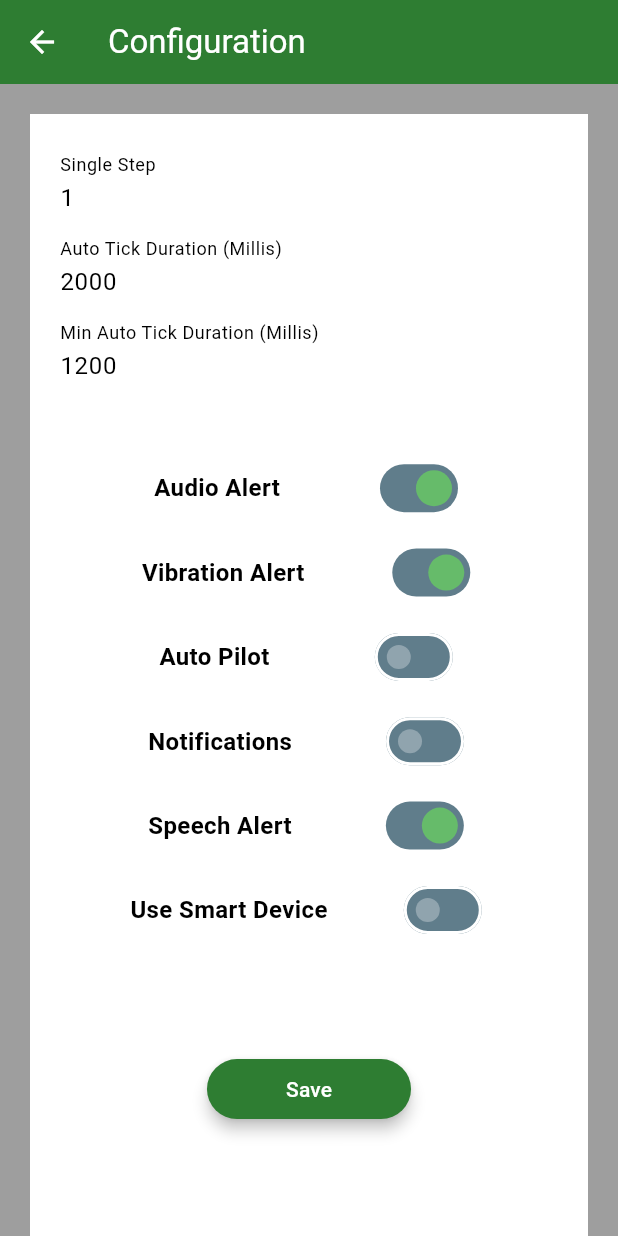
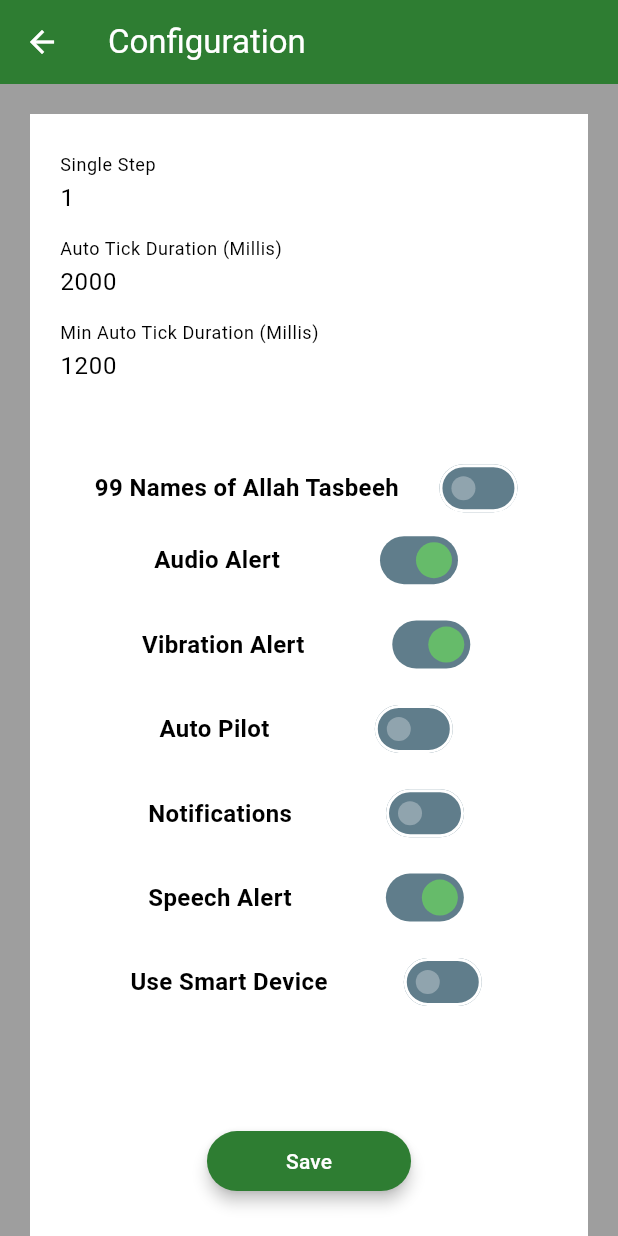
Before and after one commit to md-mujeeb-82/Tasbeeh, a Flutter app: the ConfigEditPage screen opened by its route, on a phone screen of 412 x 824 dp. Run offline on Flutter 3.47's test engine with Material 3 defaults, Android fonts, the phone set to English and light mode, and no system bars; our stand-ins replace audio_service, audioplayers, flutter_local_notifications, permission_handler, shared_preferences, vibration; missing offline and left inert: flutter_bluetooth_classic_serial, nsd, phone_state, usb_serial; accounts and stored records are empty; statements that could not run were skipped.

Commit message:
Added 99 Names of Allah Tasbeeh feature.

```diff
--- a/lib/pages/config_edit_page.dart
+++ b/lib/pages/config_edit_page.dart
@@ -31,6 +31,7 @@ class _ConfigEditPageState extends State<ConfigEditPage> {
   String? _tickDuration;
   String? _minTickDuration;
   bool _isLoading = false;
+  bool _is99Names = false;
   bool _isAudioActive = true;
   bool _isVibrateActive = true;
   bool _isSpeechActive = true;
@@ -54,6 +55,7 @@ class _ConfigEditPageState extends State<ConfigEditPage> {
     _stepController.text = data.step.toString();
     _tickDurationController.text = data.tickDuration.toString();
     _minTickDurationController.text = data.minTickDuration.toString();
+    _is99Names = data.is99Names;
     _isAudioActive = data.isAudioOn;
     _isVibrateActive = data.isVibrateOn;
     _isSpeechActive = data.isSpeechOn;
@@ -104,6 +106,8 @@ class _ConfigEditPageState extends State<ConfigEditPage> {
           _step.toString(),
           _tickDuration.toString(),
           _minTickDuration.toString(),
+          _is99Names.toString(),
+          data.currentNameIndex.toString(),
           _isAudioActive.toString(),
           _isVibrateActive.toString(),
           _isSpeechActive.toString(),
@@ -250,6 +254,29 @@ class _ConfigEditPageState extends State<ConfigEditPage> {
                         ),
                         SizedBox(
                             height: MediaQuery.of(context).size.height / 22),
+                        Row(
+                            mainAxisAlignment: MainAxisAlignment.spaceEvenly,
+                            children: [
+                              Text('99 Names of Allah Tasbeeh',
+                                  style: TextStyle(
+                                      fontSize: MediaQuery.of(context)
+                                          .textScaler
+                                          .scale(16),
+                                      fontWeight: FontWeight.bold)),
+                              Transform.scale(
+                                  scale: 1,
+                                  child: Switch(
+                                    onChanged: (value) {
+                                      _is99Names = !_is99Names;
+                                      setState(() {});
+                                    },
+                                    value: _is99Names,
+                                    activeThumbColor: Colors.green[400],
+                                    activeTrackColor: Colors.blueGrey,
+                                    inactiveThumbColor: Colors.blueGrey[300],
+                                    inactiveTrackColor: Colors.blueGrey,
+                                  )),
+                            ]),
                         Row(
                             mainAxisAlignment: MainAxisAlignment.spaceEvenly,
                             children: [
--- a/lib/providers/data.dart
+++ b/lib/providers/data.dart
@@ -14,6 +14,111 @@ import 'package:tasbeeh/util/provider_util.dart';
 import 'package:usb_serial/usb_serial.dart';
 
 class Data with ChangeNotifier {
+  // 99 Names of Allah
+  static const Allah99Names = [
+    "Ar-Rahmaan",
+    "Ar-Raheem",
+    "Al-Maalik",
+    "Al-Quddoos",
+    "As-Salaam",
+    "Al-Mu'min",
+    "Al-Muhaymin",
+    "Al-'Azeez",
+    "Al-Jabbaar",
+    "Al-Mutakabbir",
+    "Al-Khaaliq",
+    "Al-Baari'",
+    "Al-Musawwir",
+    "Al-Ghaffaar",
+    "Al-Qahhaar",
+    "Al-Wahhaab",
+    "Ar-Razzaaq",
+    "Al-Fattaah",
+    "Al-Aleem",
+    "Al-Qaabid",
+    "Al-Baasit",
+    "Al-Khaafid",
+    "Ar-Raafi'",
+    "Al-Mu'izz",
+    "Al-Mu'zill",
+    "As-Samee'",
+    "Al-Baseer",
+    "Al-Hakam",
+    "Al-Adl",
+    "Al-Lateef",
+    "Al-Khabeer",
+    "Al-Haleem",
+    "Al-Azeem",
+    "Al-Ghafoor",
+    "Ash-Shakoor",
+    "Al-'Ali",
+    "Al-Kabeer",
+    "Al-Hafeez",
+    "Al-Muqeet",
+    "Al-Haseeb",
+    "Al-Jaleel",
+    "Al-Kareem",
+    "Ar-Raqeeb",
+    "Al-Mujeeb",
+    "Al-Wasi'",
+    "Al-Hakeem",
+    "Al-Wadood",
+    "Al-Majeed",
+    "Al-Ba'ith",
+    "As-Shaheed",
+    "Al-Haqq",
+    "Al-Wakeel",
+    "Al-Qawiyy",
+    "Al-Mateen",
+    "Al-Waliyy",
+    "Al-Hameed",
+    "Al-Muhsi",
+    "Al-Mubdi",
+    "Al-Mu'eed",
+    "Al-Muh'yee",
+    "Al-Mumeet",
+    "Al-Hayyu",
+    "Al-Qayyum",
+    "Al-Waajid",
+    "Al-Maajid",
+    "Al-Waahid",
+    "Al-Ahad",
+    "As-Samad",
+    "Al-Qaadir",
+    "Al-Muqtadir",
+    "Al-Muqaddim",
+    "Al-Mu'akhkhar",
+    "Al-Awwal",
+    "Al-Aakhir",
+    "Az-Zaahir",
+    "Al-Baatin",
+    "Al-Waali",
+    "Al-Muta'ali",
+    "Al-Barr",
+    "At-Tawwaab",
+    "Al-Muntaqim",
+    "Al-'Afuw",
+    "Ar-Ra'oof",
+    "Al Malik al-Mulk",
+    "Al Dhul-Jalal wal-Ikram",
+    "Al-Muqsit",
+    "Al-Jaami'",
+    "Al-Ghani",
+    "Al-Mughni",
+    "Al-Mani'",
+    "Ad-Dhaarr",
+    "An-Naafi'",
+    "An-Noor",
+    "Al-Haadi",
+    "Al-Baadi'",
+    "Al-Baaqi",
+    "Al-Waaris",
+    "Ar-Rasheed",
+    "As-Saboor"
+  ];
+
+  static const TICK_MULTIPLIER = 2.142857142857143;
+
   // Shared Preferences KEY constants
   static const SHARED_PREFERENCES_KEY = 'TasbeehData';
   static const KEY_COUNT = 'count';
@@ -23,6 +128,8 @@ class Data with ChangeNotifier {
   static const KEY_STEP = 'step';
   static const KEY_TICK_DURATION = 'tickDuration';
   static const KEY_MIN_TICK_DURATION = 'minTickDuration';
+  static const KEY_IS_99_NAMES = "is99Names";
+  static const KEY_CURRENT_NAME_INDEX = "currentNameIndex";
   static const KEY_AUDIO_ON = 'isAudioOn';
   static const KEY_VIBRATE_ON = 'isVibrateOn';
   static const KEY_IS_SPEECH_ON = 'isSpeechOn';
@@ -50,6 +157,7 @@ class Data with ChangeNotifier {
   static const KEY_DEVICE_TICK_DURATION = 'deviceTickDuration';
   static const KEY_DEVICE_MIN_TICK_DURATION = 'deviceMinTickDuration';
   static const KEY_DEVICE_AUDIO_ON = 'deviceIsAudioOn';
+  static const KEY_DEVICE_IS_99_NAMES = 'deviceIs99Names';
   static const KEY_DEVICE_VIBRATE_ON = 'deviceIsVibrateOn';
   static const KEY_DEVICE_AUTO_PILOT_ON = 'deviceIsAutoPilotOn';
 
@@ -154,6 +262,9 @@ class Data with ChangeNotifier {
       _data[KEY_STEP] = int.parse(data[KEY_STEP]);
       _data[KEY_TICK_DURATION] = int.parse(data[KEY_TICK_DURATION]);
       _data[KEY_MIN_TICK_DURATION] = int.parse(data[KEY_MIN_TICK_DURATION]);
+      _data[KEY_IS_99_NAMES] =
+          data[KEY_IS_99_NAMES].toString() == 'true';
+      _data[KEY_CURRENT_NAME_INDEX] = int.parse(data[KEY_CURRENT_NAME_INDEX]);
       _data[KEY_AUDIO_ON] =
           data[KEY_AUDIO_ON].toString().toLowerCase() == 'true';
       _data[KEY_VIBRATE_ON] =
@@ -192,6 +303,8 @@ class Data with ChangeNotifier {
             KEY_STEP: step.toString(),
             KEY_TICK_DURATION: tickDuration.toString(),
             KEY_MIN_TICK_DURATION: minTickDuration.toString(),
+            KEY_IS_99_NAMES: is99Names.toString(),
+            KEY_CURRENT_NAME_INDEX: currentNameIndex.toString(),
             KEY_AUDIO_ON: isAudioOn.toString(),
             KEY_VIBRATE_ON: isVibrateOn.toString(),
             KEY_IS_SPEECH_ON: isSpeechOn.toString(),
@@ -225,6 +338,8 @@ class Data with ChangeNotifier {
       String pStep,
       String pTickDuration,
       String pMinTickDuration,
+      String pis99Names,
+      String pCurrentNameIndex,
       String pIsAudioOn,
       String pIsVibrateOn,
       String pIsSpeechOn,
@@ -236,6 +351,8 @@ class Data with ChangeNotifier {
     _data[KEY_STEP] = int.parse(pStep);
     _data[KEY_TICK_DURATION] = int.parse(pTickDuration);
     _data[KEY_MIN_TICK_DURATION] = int.parse(pMinTickDuration);
+    _data[KEY_IS_99_NAMES] = pis99Names.toLowerCase() == 'true';
+    _data[KEY_CURRENT_NAME_INDEX] = int.parse(pCurrentNameIndex);
     _data[KEY_AUDIO_ON] = pIsAudioOn.toLowerCase() == 'true';
     _data[KEY_VIBRATE_ON] = pIsVibrateOn.toLowerCase() == 'true';
     _data[KEY_IS_SPEECH_ON] = pIsSpeechOn.toLowerCase() == 'true';
@@ -279,8 +396,23 @@ class Data with ChangeNotifier {
     return await saveData();
   }
 
+  Future<bool> reset99NamesTasbeeh() async {
+    _data[KEY_COUNT] = 0;
+    _data[KEY_CURRENT_NAME_INDEX] = 0;
+
+    return await saveData();
+  }
+
   Future<void> incrementTasbeeh() async {
+
     if (count >= targetCount) {
+      data[KEY_CURRENT_NAME_INDEX] = currentNameIndex + 1;
+      await saveData();
+      setDirty('', true);
+      notifyListeners();
+
+      if (!is99Names ||
+          (is99Names && currentNameIndex >= Allah99Names.length)) {
         _data[KEY_IS_PLAY_PAUSE] = false;
         if (isAudioOn) {
           await audioUtil.play100CompleteAudio(isSpeechOn, false);
@@ -297,15 +429,35 @@ class Data with ChangeNotifier {
         setDirty('', true);
         notifyListeners();
         return;
+      } else {
+        if (isAudioOn) {
+          await audioUtil.play100CompleteAudio(
+              isSpeechOn, isAutoPilotOn && count > 30);
+        }
+
+        if (isVibrateOn) {
+          await vibrate(100, 3);
+        }
+
+        if (isNotificationOn) {
+          await notificationUtil.showNotification(2, this);
+        }
+
+        data[KEY_COUNT] = 0;
+        await saveData();
+        setDirty('', true);
+        notifyListeners();
+        return;
+      }
     }
 
     _data[KEY_COUNT] = count + step;
     await saveData();
 
     if (isAudioOn) {
-      if (count != 0 && count == targetCount) {
+      if (!is99Names && count != 0 && count == targetCount) {
         await audioUtil.playTasbeehCompleteAudio(isSpeechOn);
-      } else if (count % 100 == 0) {
+      } else if (!is99Names && count % 100 == 0) {
         await audioUtil.play100CompleteAudio(
             isSpeechOn, isAutoPilotOn && count > 30);
       } else {
@@ -319,12 +471,12 @@ class Data with ChangeNotifier {
         audioUtil.playSilenceAudio();
       }
 
-      if (count != 0 && count == targetCount) {
+      if (!is99Names && count != 0 && count == targetCount) {
         await vibrate(1000, 1);
         // if (usbPort != null) {
         //   await usbPort!.write(Uint8List(0x00));
         // }
-      } else if (count % 100 == 0) {
+      } else if (!is99Names && count % 100 == 0) {
         await vibrate(100, 3);
         // if (usbPort != null) {
         //   await usbPort!.write(Uint8List(0x00));
@@ -338,9 +490,9 @@ class Data with ChangeNotifier {
     }
 
     if (isNotificationOn) {
-      if (count != 0 && count == targetCount) {
+      if (!is99Names && count != 0 && count == targetCount) {
         await notificationUtil.showNotification(5, this);
-      } else if (count % 100 == 0) {
+      } else if (!is99Names && count % 100 == 0) {
         await notificationUtil.showNotification(2, this);
       } else {
         await notificationUtil.showNotification(1, this);
@@ -693,6 +845,8 @@ class Data with ChangeNotifier {
         break;
       case 3:
         _data[KEY_DEVICE_STEP] = step;
+        _data[KEY_IS_99_NAMES] = is99Names;
+        _data[KEY_CURRENT_NAME_INDEX] = currentNameIndex;
         _data[KEY_DEVICE_AUDIO_ON] = isAudioOn;
         _data[KEY_DEVICE_VIBRATE_ON] = isVibrateOn;
         _data[KEY_DEVICE_AUTO_PILOT_ON] = isAutoPilotOn;
@@ -701,6 +855,8 @@ class Data with ChangeNotifier {
         _data[KEY_DEVICE_STEP] = step;
         _data[KEY_DEVICE_TICK_DURATION] = tickDuration;
         _data[KEY_DEVICE_MIN_TICK_DURATION] = minTickDuration;
+        _data[KEY_CURRENT_NAME_INDEX] = currentNameIndex;
+        _data[KEY_IS_99_NAMES] = is99Names;
         _data[KEY_DEVICE_AUDIO_ON] = isAudioOn;
         _data[KEY_DEVICE_VIBRATE_ON] = isVibrateOn;
         _data[KEY_DEVICE_AUTO_PILOT_ON] = isAutoPilotOn;
@@ -793,6 +949,14 @@ class Data with ChangeNotifier {
 
   int get minTickDuration {
     return _data[KEY_MIN_TICK_DURATION];
+  }
+
+  bool get is99Names {
+    return _data[KEY_IS_99_NAMES];
+  }
+
+  int get currentNameIndex {
+    return _data[KEY_CURRENT_NAME_INDEX];
   }
 
   bool get isAudioOn {
```
Also changed, not shown: lib/pages/home_page.dart (+22 -12 lines), lib/services/audio_handler.dart (+13 -6 lines). Lines whose indentation alone changed are shown as unchanged.
